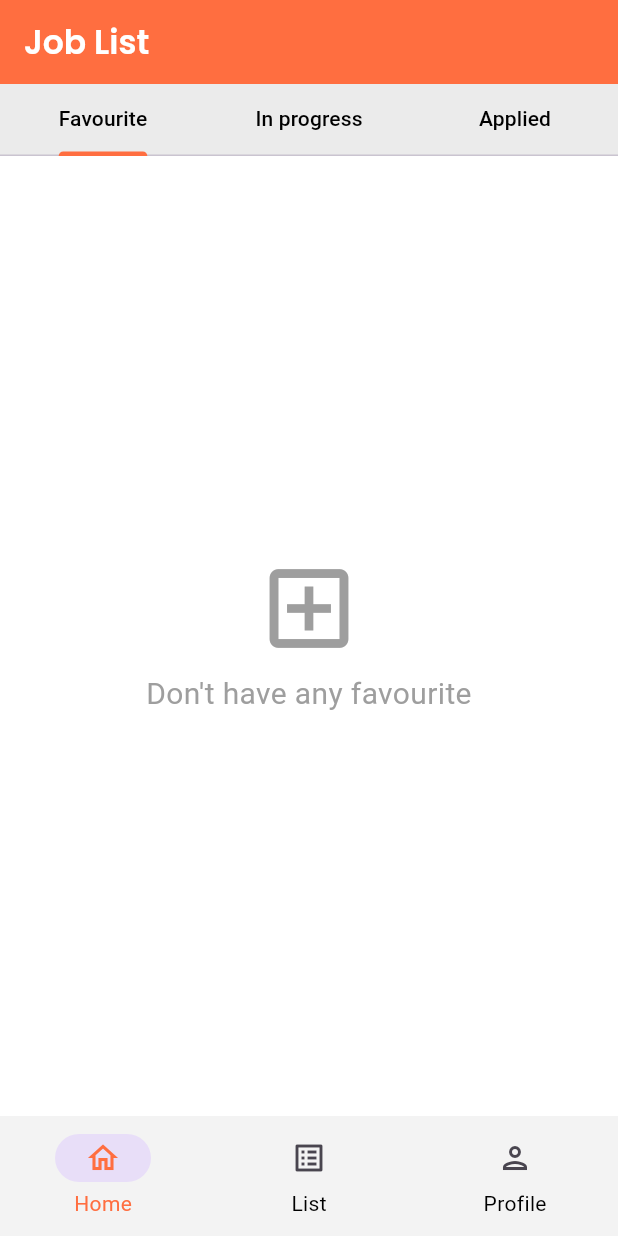
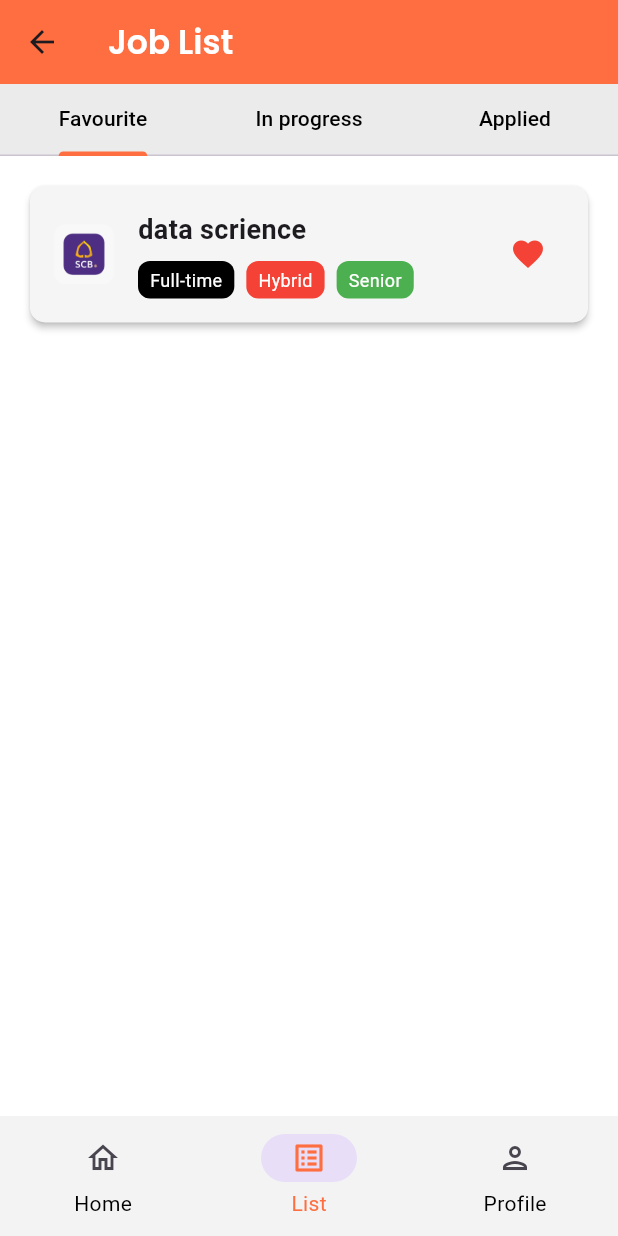
Before and after one commit to ZentryxTH/mobile-project, a Flutter app: the screen it shows after launch, on a phone screen of 412 x 824 dp. Run offline on Flutter 3.47's test engine with Material 3 defaults, Android fonts, the phone set to English and light mode, and no system bars.

Commit message:
condition check

```diff
--- a/intrn/lib/Listpage.dart
+++ b/intrn/lib/Listpage.dart
@@ -1,6 +1,6 @@
 import 'package:flutter/material.dart';
 import 'simulate/Homepage.dart';
-// import 'package:intrn/widget/list_card.dart';
+import 'package:intrn/widget/list_card.dart';
 
 void main() {
   runApp(MyApp());
@@ -16,8 +16,8 @@ class MyApp extends StatelessWidget {
       home: NavigationBars(),
       initialRoute: '/listpage',
       routes: {
-        '/homepage': (context) => const Homepage(),
-        '/listpage': (context) => const NavigationBars(),
+        '/homepage': (context) =>  Homepage(),
+        '/listpage': (context) =>  NavigationBars(),
         // '/profilepage': (context) => const ProfilePage(),
       },
     );
@@ -32,7 +32,7 @@ class NavigationBars extends StatefulWidget {
 
 class NavigationBarState extends State<NavigationBars>{
   // const NavigationBars({super.key});
-  int pageindex = 0 ;
+  int pageindex = 1 ;
   List<String> titles = <String>['Favourite', 'In progess', 'Applied'];
 
 
@@ -92,11 +92,13 @@ class Listpages extends StatefulWidget {
 }
 
 class Listpagestate extends State<Listpages> {
+  List<String> favouriteList = ['data scrience'];
+  List<String> inProgressList = [];
+  List<String> applicationList = [];
 
   @override
   Widget build(BuildContext context) {
-    return MaterialApp(
-      home: DefaultTabController(
+    return DefaultTabController(
         length: 3,
         child: Scaffold(
           appBar: AppBar(
@@ -131,21 +133,74 @@ class Listpagestate extends State<Listpages> {
                   color: Colors.white,
                   child: TabBarView(
                   children: [
-                      Center(
+                     favouriteList.isEmpty
+                          ? _buildEmptyState("Don't have any favourite")
+                          : ListView.builder(
+                            itemCount: favouriteList.length,
+                            itemBuilder: (context, index) {
+                              return Mycard(
+                                jobTitle: favouriteList[index],
+                                onFavoriteToggle: (title, isFav) {
+                                  setState(() {
+                                    if (isFav) {
+                                      favouriteList.add(title);
+                                    } else {
+                                      favouriteList.remove(title);
+                                    }
+                                  }
+                                  );
+                                },
+                              );
+
+                            },
+                          ),
+                      inProgressList.isEmpty
+                          ? _buildEmptyState("Don't have any in progress")
+                          : ListView.builder(
+                            itemCount: inProgressList.length,
+                            itemBuilder: (context, index) {
+                              return Card(
+                                child: ListTile(
+                                  title: Text(inProgressList[index]),
+                                ),
+                              );
+                            },
+                          ),
+                      applicationList.isEmpty
+                          ? _buildEmptyState("Don't have any applications")
+                          : ListView.builder(
+                            itemCount: applicationList.length,
+                            itemBuilder: (context, index) {
+                              return Card(
+                                child: ListTile(
+                                  title: Text(applicationList[index]),
+                                ),
+                              );
+                            },
+                          ),
+                    ],
+                ),
+                ),
+              ),
+            ],
+          ),
+        ),
+
+    );
+  }
+  Widget _buildEmptyState(String message) {
+  return Center(
     child: Column(
       mainAxisAlignment: MainAxisAlignment.center,
       children: [
-                            // Mycard()
         Icon(
           Icons.add_box_outlined,
           size: 70.0,
           color: Colors.grey,
         ),
-                            SizedBox(
-                              height: 8.0,
-                            ),
+        SizedBox(height: 8.0),
         Text(
-                              "Don't have any favourite",
+          message,
           textAlign: TextAlign.center,
           style: TextStyle(
             color: Colors.grey,
@@ -154,62 +209,6 @@ class Listpagestate extends State<Listpages> {
         ),
       ],
     ),
-                      ),
-                      Center(
-                        child: Column(
-                          mainAxisAlignment: MainAxisAlignment.center,
-                          children: [
-                            Icon(
-                              Icons.add_box_outlined,
-                              size: 70.0,
-                              color: Colors.grey,
-                            ),
-                            SizedBox(
-                              height: 8.0,
-                            ),
-                            Text(
-                              "Don't have any In progess",
-                              textAlign: TextAlign.center,
-                              style: TextStyle(
-                                color: Colors.grey,
-                                fontSize: 20.0,
-                              ),
-                            ),
-                          ],
-                        ),
-                          ),
-                      Center(
-                        child: Column(
-                          mainAxisAlignment: MainAxisAlignment.center,
-                          children: [
-                            Icon(
-                              Icons.add_box_outlined,
-                              size: 70.0,
-                              color: Colors.grey,
-                            ),
-                            SizedBox(
-                              height: 8.0,
-                            ),
-                            Text(
-                              "Don't have any applications",
-                              textAlign: TextAlign.center,
-                              style: TextStyle(
-                                color: Colors.grey,
-                                fontSize: 20.0,
-                              ),
-                            ),
-                          ],
-                        ),
-                        ),
-                    ],
-                ),
-                ),
-              ),
-            ],
-          ),
-        ),
-      ),
   );
 }
-
 }
--- a/intrn/lib/widget/list_card.dart
+++ b/intrn/lib/widget/list_card.dart
@@ -1,22 +1,25 @@
 import 'package:flutter/material.dart';
 
 class Mycard extends StatefulWidget {
-  const Mycard({super.key});
+  final String jobTitle;
+  final Function(String, bool) onFavoriteToggle;
+
+  const Mycard({super.key, required this.jobTitle, required this.onFavoriteToggle});
 
   @override
   State<Mycard> createState() => Mycardstate();
 }
 
+
 class Mycardstate extends State<Mycard> {
-  // const Mycardstate({super.key});
-  bool isFavorite = false;
+  bool isFavorite = true;
 
   @override
   Widget build(BuildContext context) {
     return Card(
-      elevation: 4,
+      elevation: 2,
       shape: RoundedRectangleBorder(borderRadius: BorderRadius.circular(10)),
-      margin: EdgeInsets.only(left: 20,right: 20),
+      margin: EdgeInsets.only(top: 20,left: 20,right: 20),
       color: const Color.fromARGB(255, 245, 245, 245),
       child: Padding(
         padding: const EdgeInsets.all(16.0),
@@ -28,7 +31,7 @@ class Mycardstate extends State<Mycard> {
                 ClipRRect(
                   borderRadius: BorderRadius.circular(8),
                   child: Image.asset(
-                    'intrn/assets/logo.png',
+                    'assets/SCB LOGO.png',
                     width: 40,
                     height: 40,
                     fit: BoxFit.cover,
@@ -39,7 +42,7 @@ class Mycardstate extends State<Mycard> {
                   crossAxisAlignment: CrossAxisAlignment.start,
                   children: [
                     Text(
-                      'Data Engineer',
+                      widget.jobTitle,
                       style: TextStyle(fontSize: 18, fontWeight: FontWeight.bold),
                     ),
                     Row(
@@ -62,6 +65,7 @@ class Mycardstate extends State<Mycard> {
                 setState(() {
                   isFavorite = !isFavorite;
                 });
+                widget.onFavoriteToggle(widget.jobTitle, isFavorite);
               },
             ),
           ],
@@ -69,6 +73,7 @@ class Mycardstate extends State<Mycard> {
       ),
     );
   }
+
   Widget _buildTag(String label, Color color) {
     return Container(
       margin: EdgeInsets.only(top: 8,right: 8),
--- a/intrn/pubspec.yaml
+++ b/intrn/pubspec.yaml
@@ -59,7 +59,8 @@ flutter:
   uses-material-design: true
 
   # To add assets to your application, add an assets section, like this:
-  #assets:
+  assets:
+    - assets/SCB LOGO.png
 
 
   # An image asset can refer to one or more resolution-specific "variants", see
```
Also changed, not shown: intrn/lib/simulate/Homepage.dart (+14 -7 lines), intrn/assets/SCB LOGO.png (added). Lines whose indentation alone changed are shown as unchanged.
